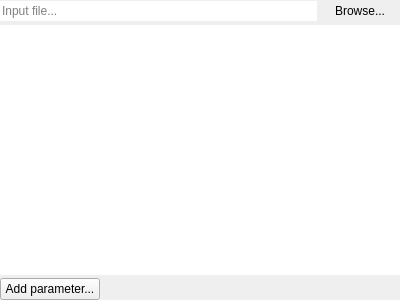
First picture: the form in DuFFMpeg/inputwidget.ui, repository RxLaboratory/DuME, before the edit.
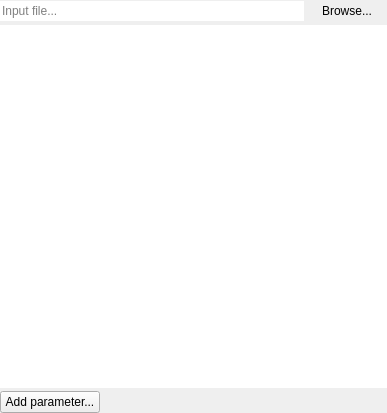
Second picture: the form after the edit.

```diff
--- a/DuFFMpeg/inputwidget.ui
+++ b/DuFFMpeg/inputwidget.ui
@@ -6,14 +6,14 @@
    <rect>
     <x>0</x>
     <y>0</y>
-    <width>400</width>
-    <height>300</height>
+    <width>387</width>
+    <height>413</height>
    </rect>
   </property>
   <property name="windowTitle">
    <string>Form</string>
   </property>
-  <layout class="QVBoxLayout" name="verticalLayout">
+  <layout class="QVBoxLayout" name="verticalLayout_2">
    <property name="spacing">
     <number>3</number>
    </property>
@@ -60,6 +60,39 @@
     </layout>
    </item>
    <item>
+    <widget class="QScrollArea" name="scrollArea">
+     <property name="frameShape">
+      <enum>QFrame::NoFrame</enum>
+     </property>
+     <property name="widgetResizable">
+      <bool>true</bool>
+     </property>
+     <widget class="QWidget" name="scrollAreaWidgetContents">
+      <property name="geometry">
+       <rect>
+        <x>0</x>
+        <y>0</y>
+        <width>387</width>
+        <height>385</height>
+       </rect>
+      </property>
+      <layout class="QVBoxLayout" name="verticalLayout" stretch="1,0">
+       <property name="spacing">
+        <number>3</number>
+       </property>
+       <property name="leftMargin">
+        <number>0</number>
+       </property>
+       <property name="topMargin">
+        <number>0</number>
+       </property>
+       <property name="rightMargin">
+        <number>0</number>
+       </property>
+       <property name="bottomMargin">
+        <number>0</number>
+       </property>
+       <item>
     <widget class="QTextBrowser" name="mediaInfosText">
      <property name="frameShape">
       <enum>QFrame::NoFrame</enum>
@@ -97,6 +130,10 @@
       </widget>
      </item>
     </layout>
+       </item>
+      </layout>
+     </widget>
+    </widget>
    </item>
   </layout>
  </widget>
```
Lines whose indentation alone changed are shown as unchanged.
